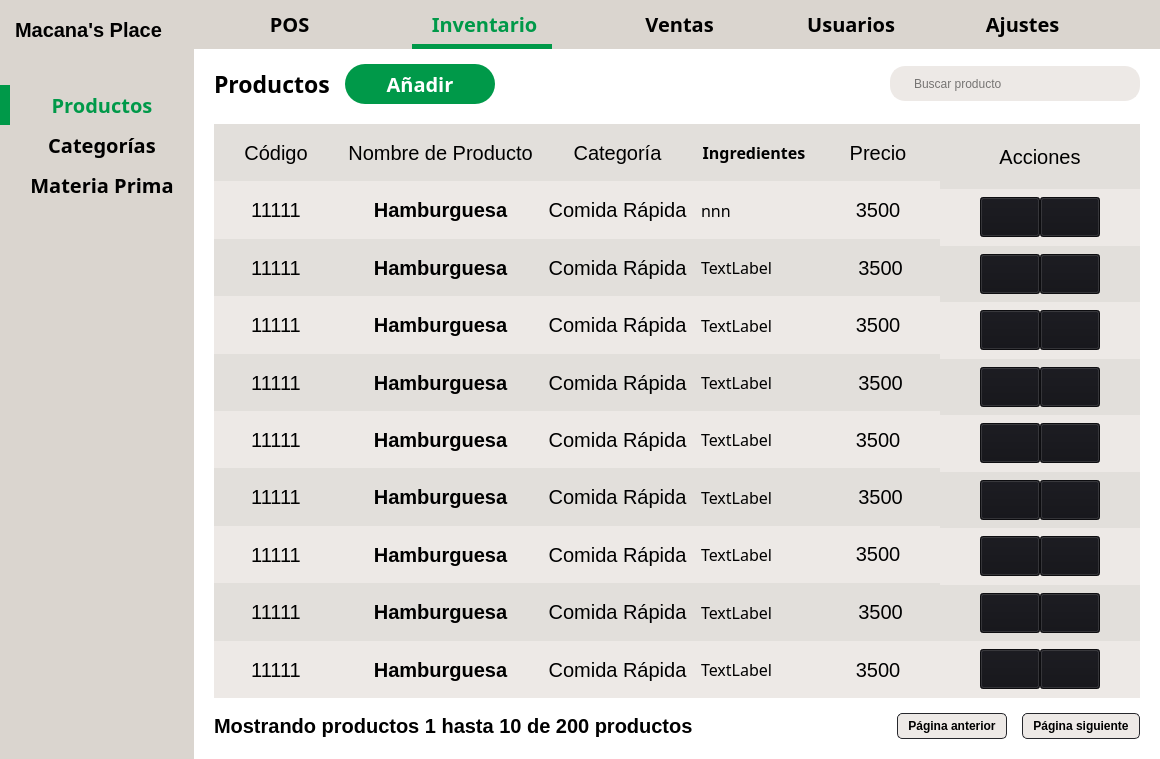
The window that POS_Application/src/ui/inventory/products.ui (Svndda/POS) describes before a commit, drawn with Qt 5.
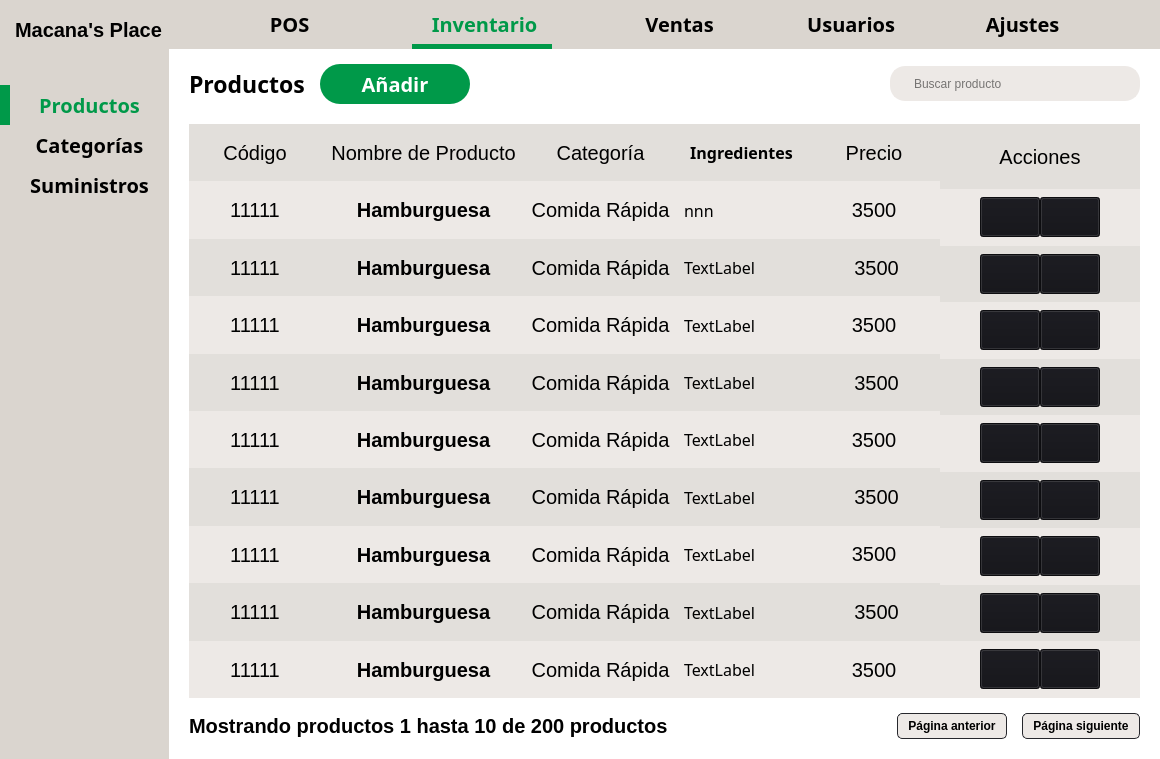
The same window after the commit. Icons and pictures are not drawn.

Patch:
```diff
--- a/POS_Application/src/ui/inventory/products.ui
+++ b/POS_Application/src/ui/inventory/products.ui
@@ -307,7 +307,7 @@
 </string>
          </property>
          <property name="text">
-          <string>Materia Prima</string>
+          <string>Suministros</string>
          </property>
         </widget>
        </item>
```
Left out of the diff: 24 changed lines with no effect on the pictures.
